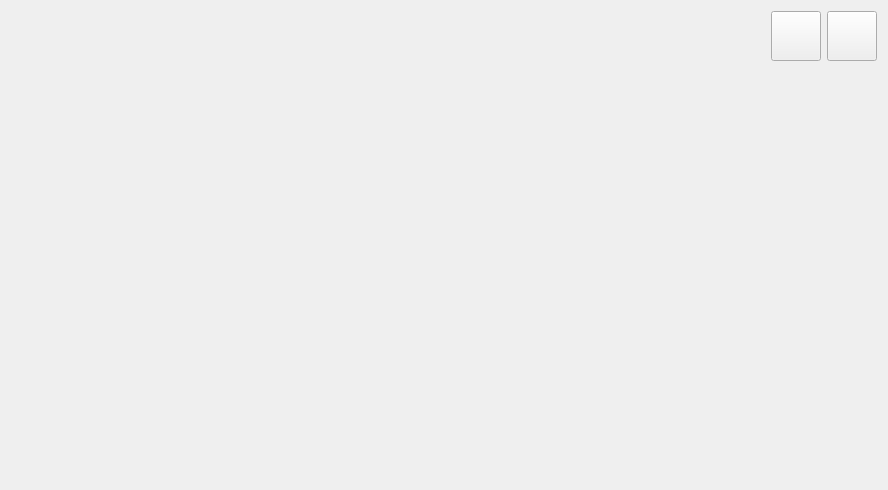
Above: reserve.ui from EotDc35F/project before the change. Below: the same form after it.
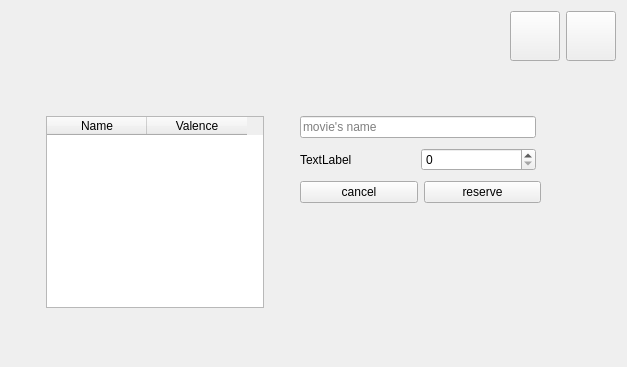
That is the form after the change. Icons and pictures are not drawn.

Diff of the .ui file:
```diff
--- a/reserve.ui
+++ b/reserve.ui
@@ -6,8 +6,8 @@
    <rect>
     <x>0</x>
     <y>0</y>
-    <width>888</width>
-    <height>490</height>
+    <width>627</width>
+    <height>367</height>
    </rect>
   </property>
   <property name="windowTitle">
@@ -71,6 +71,270 @@
      </item>
     </layout>
    </item>
+   <item>
+    <spacer name="verticalSpacer_3">
+     <property name="orientation">
+      <enum>Qt::Vertical</enum>
+     </property>
+     <property name="sizeHint" stdset="0">
+      <size>
+       <width>20</width>
+       <height>40</height>
+      </size>
+     </property>
+    </spacer>
+   </item>
+   <item>
+    <layout class="QHBoxLayout" name="horizontalLayout_2">
+     <property name="topMargin">
+      <number>0</number>
+     </property>
+     <property name="bottomMargin">
+      <number>0</number>
+     </property>
+     <item>
+      <layout class="QVBoxLayout" name="verticalLayout_3">
+       <property name="spacing">
+        <number>6</number>
+       </property>
+       <property name="leftMargin">
+        <number>35</number>
+       </property>
+       <item>
+        <widget class="QTableWidget" name="tableWidget">
+         <property name="enabled">
+          <bool>true</bool>
+         </property>
+         <property name="sizePolicy">
+          <sizepolicy hsizetype="Minimum" vsizetype="Minimum">
+           <horstretch>0</horstretch>
+           <verstretch>0</verstretch>
+          </sizepolicy>
+         </property>
+         <property name="minimumSize">
+          <size>
+           <width>0</width>
+           <height>0</height>
+          </size>
+         </property>
+         <property name="maximumSize">
+          <size>
+           <width>218</width>
+           <height>192</height>
+          </size>
+         </property>
+         <property name="sizeIncrement">
+          <size>
+           <width>0</width>
+           <height>0</height>
+          </size>
+         </property>
+         <column>
+          <property name="text">
+           <string>Name</string>
+          </property>
+         </column>
+         <column>
+          <property name="text">
+           <string>Valence</string>
+          </property>
+         </column>
+        </widget>
+       </item>
+      </layout>
+     </item>
+     <item>
+      <spacer name="horizontalSpacer_2">
+       <property name="orientation">
+        <enum>Qt::Horizontal</enum>
+       </property>
+       <property name="sizeType">
+        <enum>QSizePolicy::Fixed</enum>
+       </property>
+       <property name="sizeHint" stdset="0">
+        <size>
+         <width>30</width>
+         <height>20</height>
+        </size>
+       </property>
+      </spacer>
+     </item>
+     <item>
+      <layout class="QVBoxLayout" name="verticalLayout_2">
+       <property name="topMargin">
+        <number>0</number>
+       </property>
+       <property name="bottomMargin">
+        <number>0</number>
+       </property>
+       <item>
+        <layout class="QVBoxLayout" name="verticalLayout_4">
+         <property name="topMargin">
+          <number>0</number>
+         </property>
+         <item>
+          <layout class="QHBoxLayout" name="horizontalLayout_5">
+           <property name="topMargin">
+            <number>0</number>
+           </property>
+           <item>
+            <widget class="QLineEdit" name="lname">
+             <property name="placeholderText">
+              <string>movie's name</string>
+             </property>
+            </widget>
+           </item>
+           <item>
+            <spacer name="horizontalSpacer_5">
+             <property name="orientation">
+              <enum>Qt::Horizontal</enum>
+             </property>
+             <property name="sizeType">
+              <enum>QSizePolicy::Fixed</enum>
+             </property>
+             <property name="sizeHint" stdset="0">
+              <size>
+               <width>80</width>
+               <height>20</height>
+              </size>
+             </property>
+            </spacer>
+           </item>
+          </layout>
+         </item>
+         <item>
+          <spacer name="verticalSpacer_4">
+           <property name="orientation">
+            <enum>Qt::Vertical</enum>
+           </property>
+           <property name="sizeType">
+            <enum>QSizePolicy::Fixed</enum>
+           </property>
+           <property name="sizeHint" stdset="0">
+            <size>
+             <width>20</width>
+             <height>4</height>
+            </size>
+           </property>
+          </spacer>
+         </item>
+         <item>
+          <layout class="QHBoxLayout" name="horizontalLayout_4">
+           <property name="topMargin">
+            <number>0</number>
+           </property>
+           <item>
+            <widget class="QLabel" name="label_2">
+             <property name="text">
+              <string>TextLabel</string>
+             </property>
+             <property name="margin">
+              <number>3</number>
+             </property>
+            </widget>
+           </item>
+           <item>
+            <widget class="QSpinBox" name="number"/>
+           </item>
+           <item>
+            <spacer name="horizontalSpacer_4">
+             <property name="orientation">
+              <enum>Qt::Horizontal</enum>
+             </property>
+             <property name="sizeType">
+              <enum>QSizePolicy::Fixed</enum>
+             </property>
+             <property name="sizeHint" stdset="0">
+              <size>
+               <width>80</width>
+               <height>20</height>
+              </size>
+             </property>
+            </spacer>
+           </item>
+          </layout>
+         </item>
+         <item>
+          <spacer name="verticalSpacer_5">
+           <property name="orientation">
+            <enum>Qt::Vertical</enum>
+           </property>
+           <property name="sizeType">
+            <enum>QSizePolicy::Fixed</enum>
+           </property>
+           <property name="sizeHint" stdset="0">
+            <size>
+             <width>20</width>
+             <height>4</height>
+            </size>
+           </property>
+          </spacer>
+         </item>
+         <item>
+          <layout class="QHBoxLayout" name="horizontalLayout_3">
+           <property name="topMargin">
+            <number>0</number>
+           </property>
+           <property name="bottomMargin">
+            <number>0</number>
+           </property>
+           <item>
+            <widget class="QPushButton" name="cancel">
+             <property name="text">
+              <string>cancel</string>
+             </property>
+             <property name="autoDefault">
+              <bool>false</bool>
+             </property>
+            </widget>
+           </item>
+           <item>
+            <widget class="QPushButton" name="reserve_2">
+             <property name="text">
+              <string>reserve</string>
+             </property>
+             <property name="autoDefault">
+              <bool>false</bool>
+             </property>
+            </widget>
+           </item>
+           <item>
+            <spacer name="horizontalSpacer_6">
+             <property name="orientation">
+              <enum>Qt::Horizontal</enum>
+             </property>
+             <property name="sizeType">
+              <enum>QSizePolicy::Fixed</enum>
+             </property>
+             <property name="sizeHint" stdset="0">
+              <size>
+               <width>75</width>
+               <height>20</height>
+              </size>
+             </property>
+            </spacer>
+           </item>
+          </layout>
+         </item>
+         <item>
+          <spacer name="verticalSpacer_2">
+           <property name="orientation">
+            <enum>Qt::Vertical</enum>
+           </property>
+           <property name="sizeHint" stdset="0">
+            <size>
+             <width>20</width>
+             <height>40</height>
+            </size>
+           </property>
+          </spacer>
+         </item>
+        </layout>
+       </item>
+      </layout>
+     </item>
+    </layout>
+   </item>
    <item>
     <spacer name="verticalSpacer">
      <property name="orientation">
```
Left out of the diff: 8 changed lines with no effect on the pictures.
